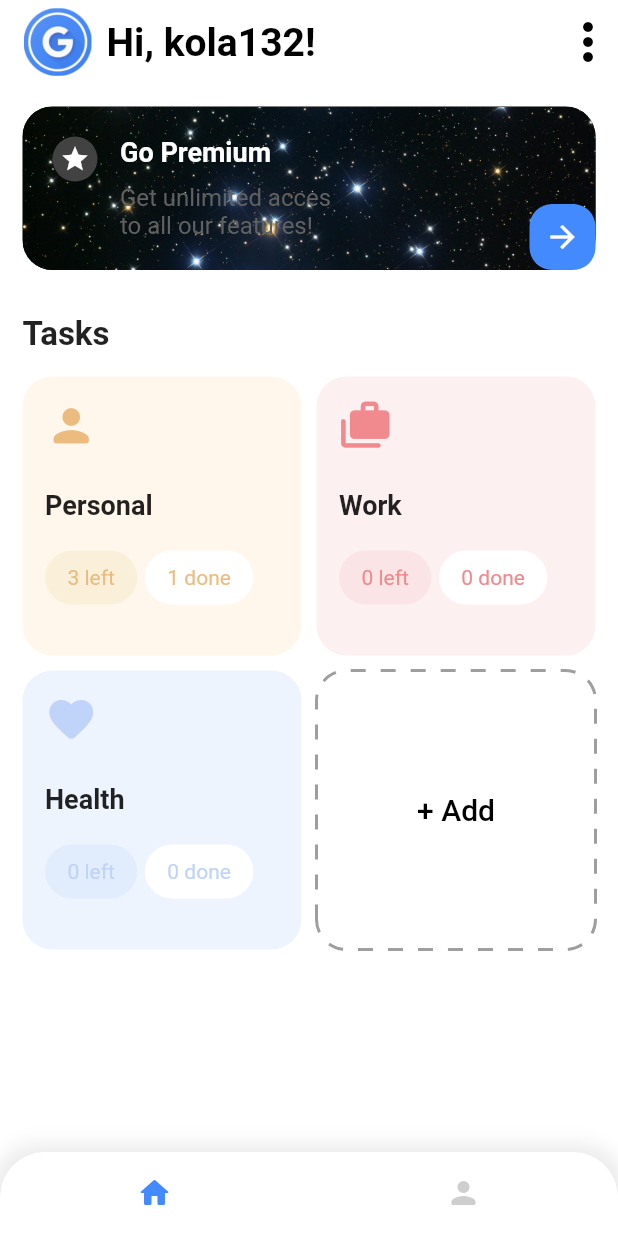
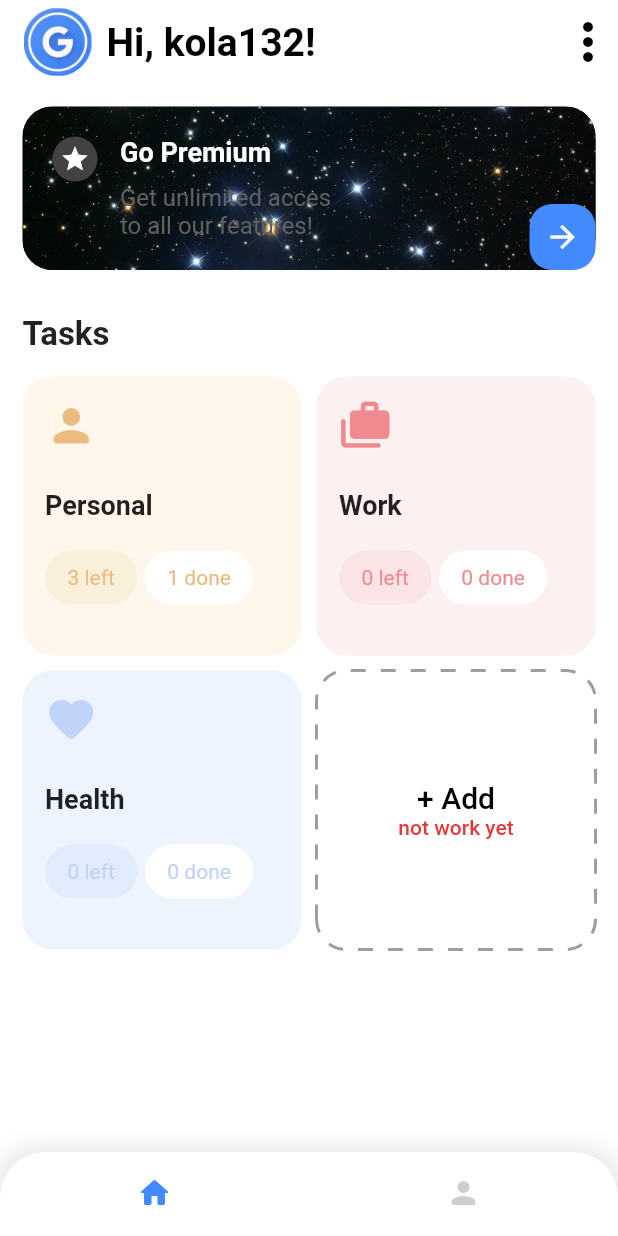
Before and after one commit to kola1332/task_manager, a Flutter app: the screen it shows after launch, on a phone screen of 412 x 824 dp. Run offline on Flutter 3.47's test engine with Material 2 defaults, Android fonts, the phone set to English and light mode, and no system bars; drawn by our look-alikes of dotted_border; our stand-ins replace flutter_bloc, get_it, timeline_tile.

Commit message:
del button func (not finished)

```diff
--- a/lib/screens/home/widgets/tasks.dart
+++ b/lib/screens/home/widgets/tasks.dart
@@ -43,15 +43,24 @@ class Tasks extends StatelessWidget {
       child: Center(
         child: TextButton(
           onPressed: () {
-            Navigator.of(context).push(MaterialPageRoute(
-                builder: (context) =>
-                    // Cart
-                    // AddTask
-                    AddChapster(tasksList)));
+            // Navigator.of(context).push(MaterialPageRoute(
+            //     builder: (context) =>
+            //         // Cart
+            //         // AddTask
+            //         AddChapter(tasksList)));
           },
-          child: const Text(
-            '+ Add',
-            style: TextStyle(color: Colors.black, fontSize: 20),
+          child: Column(
+            mainAxisAlignment: MainAxisAlignment.center,
+            children: [
+              const Text(
+                '+ Add',
+                style: TextStyle(color: Colors.black, fontSize: 20),
+              ),
+               Text(
+                'not work yet',
+                style: TextStyle(color: Colors.red.shade600, fontSize: 14),
+              ),
+            ],
           ),
         ),
       ),
```
